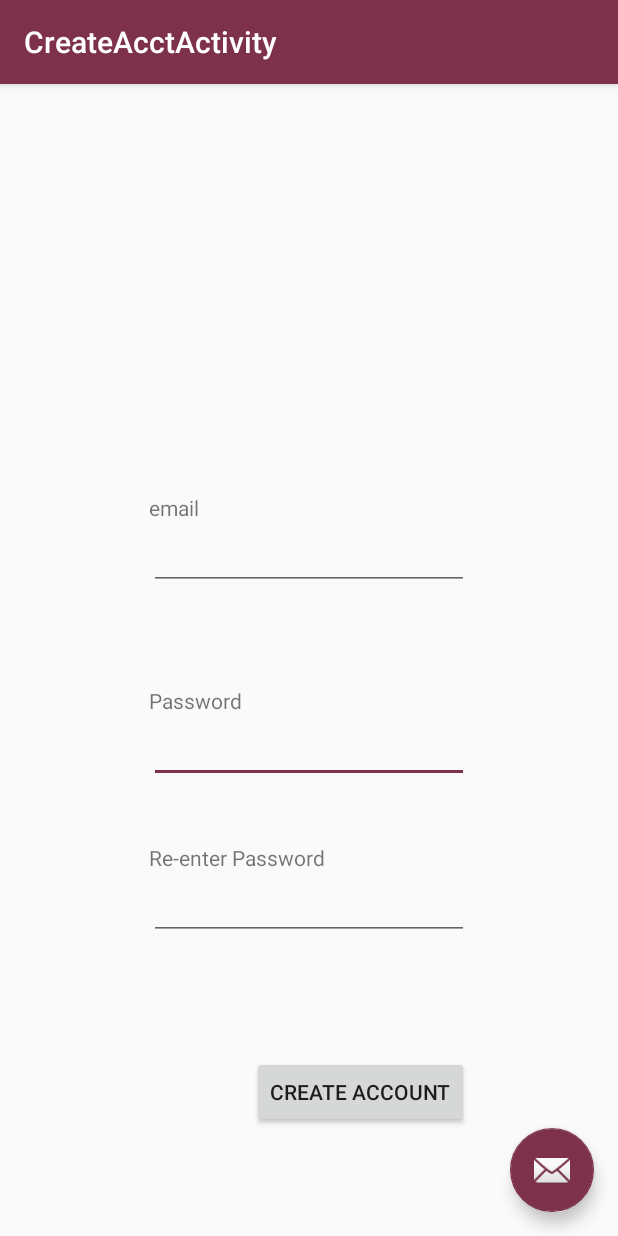
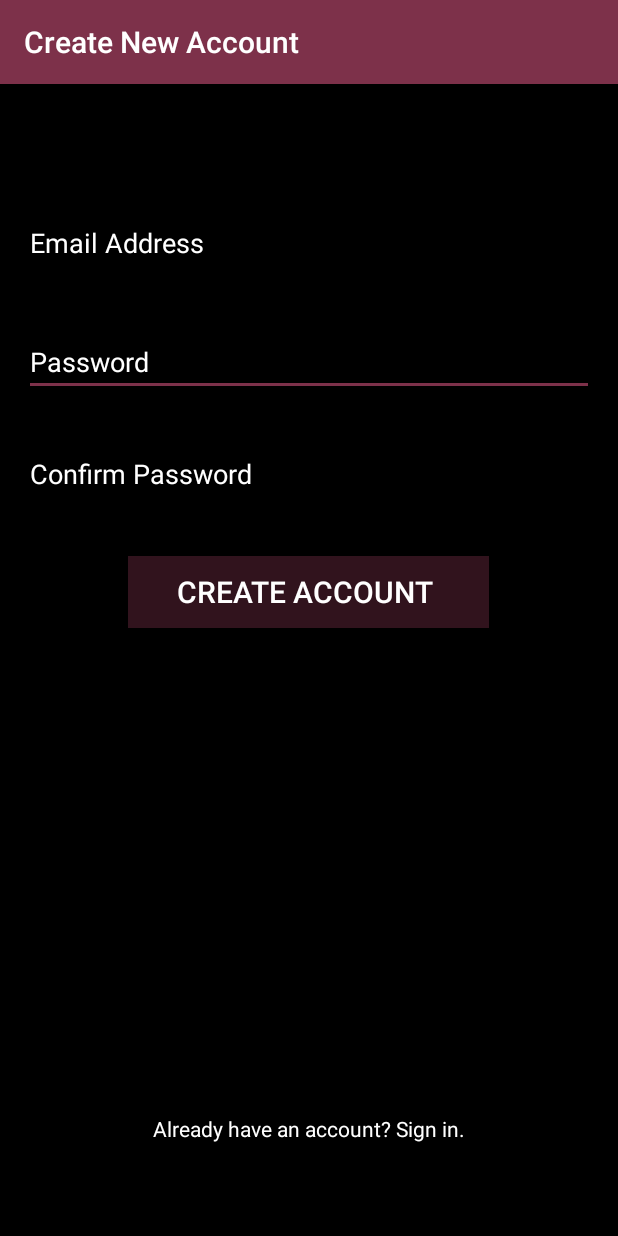
Before and after one commit to ucsdCSE110wi16/CSE110W240T12, an Android app: the CreateAcctActivity screen opened directly, with no data from a screen before it, on a phone screen of 412 x 824 dp. Run offline under Robolectric (Android 15) with nearby library versions, the phone set to English and light mode, and no system bars; libraries missing offline, so code that uses them is left out: com.firebase.client.

Commit message:
More work on continuity

```diff
--- a/GiftExchangeApplication/app/src/main/java/cse110/giftexchangeapplication/ui/createAccount/CreateAcctActivity.java
+++ b/GiftExchangeApplication/app/src/main/java/cse110/giftexchangeapplication/ui/createAccount/CreateAcctActivity.java
@@ -1,13 +1,13 @@
 package cse110.giftexchangeapplication.ui.createAccount;
 
 import android.os.Bundle;
-import android.support.design.widget.FloatingActionButton;
 import android.support.design.widget.Snackbar;
 import android.support.v7.app.AppCompatActivity;
 import android.support.v7.widget.Toolbar;
 import android.view.View;
 
 import cse110.giftexchangeapplication.R;
+import cse110.giftexchangeapplication.ui.login.LoginActivity;
 
 import android.app.AlertDialog;
 import android.content.DialogInterface;
@@ -30,6 +30,7 @@ public class CreateAcctActivity extends AppCompatActivity {
         super.onCreate(savedInstanceState);
         setContentView(R.layout.activity_create_acct);
         Toolbar toolbar = (Toolbar) findViewById(R.id.toolbar);
+        toolbar.setTitle("Create New Account");
         setSupportActionBar(toolbar);
 
 
@@ -80,4 +81,9 @@ public class CreateAcctActivity extends AppCompatActivity {
         });
     }
 
+    public void goLogin(View view){
+        Intent loginIntent = new Intent(this, LoginActivity.class);
+        startActivity(loginIntent);
+    }
+
 }
--- a/GiftExchangeApplication/app/src/main/res/layout/activity_create_acct.xml
+++ b/GiftExchangeApplication/app/src/main/res/layout/activity_create_acct.xml
@@ -23,12 +23,5 @@
 
     <include layout="@layout/content_create_acct" />
 
-    <android.support.design.widget.FloatingActionButton
-        android:id="@+id/fab"
-        android:layout_width="wrap_content"
-        android:layout_height="wrap_content"
-        android:layout_gravity="bottom|end"
-        android:layout_margin="@dimen/fab_margin"
-        android:src="@android:drawable/ic_dialog_email" />
 
 </android.support.design.widget.CoordinatorLayout>
--- a/GiftExchangeApplication/app/src/main/res/layout/content_create_acct.xml
+++ b/GiftExchangeApplication/app/src/main/res/layout/content_create_acct.xml
@@ -10,7 +10,8 @@
     android:paddingTop="@dimen/activity_vertical_margin"
     app:layout_behavior="@string/appbar_scrolling_view_behavior"
     tools:context=".ui.createAccount.CreateAcctActivity"
-    tools:showIn="@layout/activity_create_acct">
+    tools:showIn="@layout/activity_create_acct"
+    android:background="#000000">
 
 <EditText
     android:layout_width="wrap_content"
@@ -18,10 +19,15 @@
     android:inputType="textPassword"
     android:ems="10"
     android:id="@+id/editText"
-    android:layout_above="@+id/button4"
-    android:layout_alignLeft="@+id/editText3"
-    android:layout_alignStart="@+id/editText3"
-    android:layout_marginBottom="182dp" />
+    android:hint="Password"
+    android:textColorHint="#ffffff"
+    android:textColor="#ffffff"
+    android:layout_marginTop="34dp"
+    android:layout_below="@+id/editText3"
+    android:layout_alignParentLeft="true"
+    android:layout_alignParentStart="true"
+    android:layout_alignRight="@+id/editText3"
+    android:layout_alignEnd="@+id/editText3" />
 
 <EditText
     android:layout_width="wrap_content"
@@ -29,21 +35,28 @@
     android:inputType="textPassword"
     android:ems="10"
     android:id="@+id/editText2"
-    android:layout_above="@+id/button4"
-    android:layout_alignLeft="@+id/editText"
-    android:layout_alignStart="@+id/editText"
-    android:layout_marginBottom="77dp" />
+    android:hint="Confirm Password"
+    android:textColor="#ffffff"
+    android:textColorHint="#ffffff"
+    android:layout_marginTop="29dp"
+    android:layout_below="@+id/editText"
+    android:layout_alignParentLeft="true"
+    android:layout_alignParentStart="true"
+    android:layout_alignParentRight="true"
+    android:layout_alignParentEnd="true" />
 
 <Button
     android:layout_width="wrap_content"
     android:layout_height="wrap_content"
-    android:text="Create Account"
+    android:text="       Create Account        "
     android:id="@+id/button4"
-    android:layout_alignParentBottom="true"
-    android:layout_alignRight="@+id/editText2"
-    android:layout_alignEnd="@+id/editText2"
-    android:layout_marginBottom="56dp"
-    android:onClick="createNewAccount" />
+    android:onClick="createNewAccount"
+    android:layout_marginTop="32dp"
+    android:background="#647d314a"
+    android:textColor="#ffffff"
+    android:textSize="20dp"
+    android:layout_below="@+id/editText2"
+    android:layout_centerHorizontal="true" />
 
 <EditText
     android:layout_width="wrap_content"
@@ -51,35 +64,25 @@
     android:inputType="textEmailAddress"
     android:ems="10"
     android:id="@+id/editText3"
-    android:layout_above="@+id/editText"
-    android:layout_centerHorizontal="true"
-    android:layout_marginBottom="83dp" />
+    android:hint="Email Address"
+    android:textColorHint="#ffffff"
+    android:textColor="#ffffff"
+    android:layout_alignParentTop="true"
+    android:layout_alignParentLeft="true"
+    android:layout_alignParentStart="true"
+    android:layout_marginTop="67dp"
+    android:layout_alignParentRight="true"
+    android:layout_alignParentEnd="true" />
 
-<TextView
-    android:layout_width="wrap_content"
-    android:layout_height="wrap_content"
-    android:text="email"
-    android:id="@+id/textView7"
-    android:layout_above="@+id/editText3"
-    android:layout_alignLeft="@+id/editText3"
-    android:layout_alignStart="@+id/editText3" />
-
-<TextView
-    android:layout_width="wrap_content"
-    android:layout_height="wrap_content"
-    android:text="Password"
-    android:id="@+id/textView8"
-    android:layout_above="@+id/editText"
-    android:layout_alignLeft="@+id/editText"
-    android:layout_alignStart="@+id/editText" />
-
-<TextView
-    android:layout_width="wrap_content"
-    android:layout_height="wrap_content"
-    android:text="Re-enter Password"
-    android:id="@+id/textView9"
-    android:layout_above="@+id/editText2"
-    android:layout_alignLeft="@+id/editText2"
-    android:layout_alignStart="@+id/editText2" />
+    <TextView
+        android:layout_width="wrap_content"
+        android:layout_height="wrap_content"
+        android:text="Already have an account? Sign in."
+        android:id="@+id/txtSignIn"
+        android:layout_alignParentBottom="true"
+        android:layout_centerHorizontal="true"
+        android:layout_marginBottom="46dp"
+        android:textColor="#ffffff"
+        android:onClick="goLogin" />
 
 </RelativeLayout>
```
Also changed, not shown: GiftExchangeApplication/app/src/main/AndroidManifest.xml (+4 -5 lines), GiftExchangeApplication/app/src/main/java/cse110/giftexchangeapplication/ui/login/LoginActivity.java (+15 -1 lines), GiftExchangeApplication/app/src/main/res/layout/activity_main.xml (+1 -7 lines), GiftExchangeApplication/app/src/main/res/layout/content_login.xml (+14 -5 lines), GiftExchangeApplication/app/src/main/assets/fonts/Roboto-Light.ttf (added), GiftExchangeApplication/app/src/main/assets/fonts/Roboto-Regular.ttf (added), GiftExchangeApplication/app/src/main/res/drawable-nodpi/gift_bg.png (added), 1 other file.
